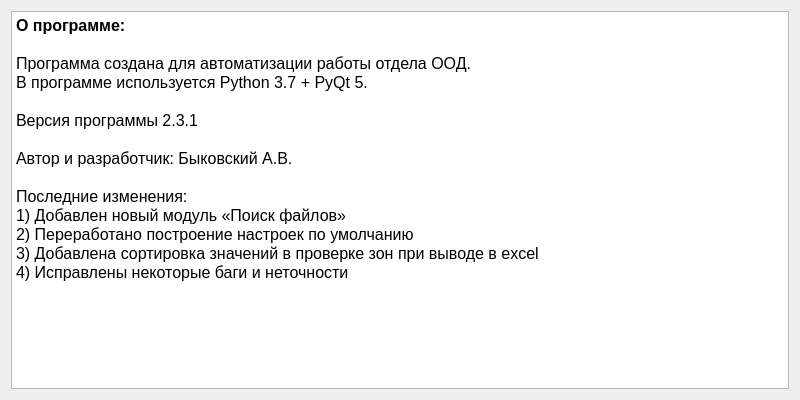
The window that designer/about.ui (ant1cus/Project_OOD) describes before a commit, drawn with Qt 5.
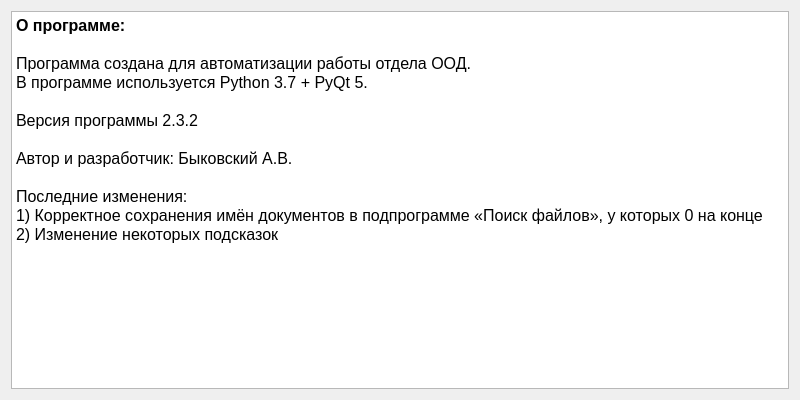
The same window after the commit.

What changed in the file:
```diff
--- a/designer/about.ui
+++ b/designer/about.ui
@@ -47,15 +47,13 @@
 &lt;p style=&quot; margin-top:0px; margin-bottom:0px; margin-left:0px; margin-right:0px; -qt-block-indent:0; text-indent:0px;&quot;&gt;&lt;span style=&quot; font-size:12pt;&quot;&gt;Программа создана для автоматизации работы отдела ООД.&lt;/span&gt;&lt;/p&gt;
 &lt;p style=&quot; margin-top:0px; margin-bottom:0px; margin-left:0px; margin-right:0px; -qt-block-indent:0; text-indent:0px;&quot;&gt;&lt;span style=&quot; font-size:12pt;&quot;&gt;В программе используется Python 3.7 + PyQt 5.&lt;/span&gt;&lt;/p&gt;
 &lt;p style=&quot;-qt-paragraph-type:empty; margin-top:0px; margin-bottom:0px; margin-left:0px; margin-right:0px; -qt-block-indent:0; text-indent:0px; font-size:12pt;&quot;&gt;&lt;br /&gt;&lt;/p&gt;
-&lt;p style=&quot; margin-top:0px; margin-bottom:0px; margin-left:0px; margin-right:0px; -qt-block-indent:0; text-indent:0px;&quot;&gt;&lt;span style=&quot; font-size:12pt;&quot;&gt;Версия программы 2.3.1&lt;/span&gt;&lt;/p&gt;
+&lt;p style=&quot; margin-top:0px; margin-bottom:0px; margin-left:0px; margin-right:0px; -qt-block-indent:0; text-indent:0px;&quot;&gt;&lt;span style=&quot; font-size:12pt;&quot;&gt;Версия программы 2.3.2&lt;/span&gt;&lt;/p&gt;
 &lt;p style=&quot;-qt-paragraph-type:empty; margin-top:0px; margin-bottom:0px; margin-left:0px; margin-right:0px; -qt-block-indent:0; text-indent:0px; font-size:12pt;&quot;&gt;&lt;br /&gt;&lt;/p&gt;
 &lt;p style=&quot; margin-top:0px; margin-bottom:0px; margin-left:0px; margin-right:0px; -qt-block-indent:0; text-indent:0px;&quot;&gt;&lt;span style=&quot; font-size:12pt;&quot;&gt;Автор и разработчик: Быковский А.В.&lt;/span&gt;&lt;/p&gt;
 &lt;p style=&quot;-qt-paragraph-type:empty; margin-top:0px; margin-bottom:0px; margin-left:0px; margin-right:0px; -qt-block-indent:0; text-indent:0px; font-size:12pt;&quot;&gt;&lt;br /&gt;&lt;/p&gt;
 &lt;p style=&quot; margin-top:0px; margin-bottom:0px; margin-left:0px; margin-right:0px; -qt-block-indent:0; text-indent:0px;&quot;&gt;&lt;span style=&quot; font-size:12pt;&quot;&gt;Последние изменения:&lt;/span&gt;&lt;/p&gt;
-&lt;p style=&quot; margin-top:0px; margin-bottom:0px; margin-left:0px; margin-right:0px; -qt-block-indent:0; text-indent:0px;&quot;&gt;&lt;span style=&quot; font-size:12pt;&quot;&gt;1) Добавлен новый модуль «Поиск файлов»&lt;/span&gt;&lt;/p&gt;
-&lt;p style=&quot; margin-top:0px; margin-bottom:0px; margin-left:0px; margin-right:0px; -qt-block-indent:0; text-indent:0px;&quot;&gt;&lt;span style=&quot; font-size:12pt;&quot;&gt;2) Переработано построение настроек по умолчанию&lt;/span&gt;&lt;/p&gt;
-&lt;p style=&quot; margin-top:0px; margin-bottom:0px; margin-left:0px; margin-right:0px; -qt-block-indent:0; text-indent:0px;&quot;&gt;&lt;span style=&quot; font-size:12pt;&quot;&gt;3) Добавлена сортировка значений в проверке зон при выводе в excel&lt;/span&gt;&lt;/p&gt;
-&lt;p style=&quot; margin-top:0px; margin-bottom:0px; margin-left:0px; margin-right:0px; -qt-block-indent:0; text-indent:0px;&quot;&gt;&lt;span style=&quot; font-size:12pt;&quot;&gt;4) Исправлены некоторые баги и неточности&lt;/span&gt;&lt;/p&gt;&lt;/body&gt;&lt;/html&gt;</string>
+&lt;p style=&quot; margin-top:0px; margin-bottom:0px; margin-left:0px; margin-right:0px; -qt-block-indent:0; text-indent:0px;&quot;&gt;&lt;span style=&quot; font-size:12pt;&quot;&gt;1) Корректное сохранения имён документов в подпрограмме «Поиск файлов», у которых 0 на конце&lt;/span&gt;&lt;/p&gt;
+&lt;p style=&quot; margin-top:0px; margin-bottom:0px; margin-left:0px; margin-right:0px; -qt-block-indent:0; text-indent:0px;&quot;&gt;&lt;span style=&quot; font-size:12pt;&quot;&gt;2) Изменение некоторых подсказок&lt;/span&gt;&lt;/p&gt;&lt;/body&gt;&lt;/html&gt;</string>
      </property>
     </widget>
    </item>
```
